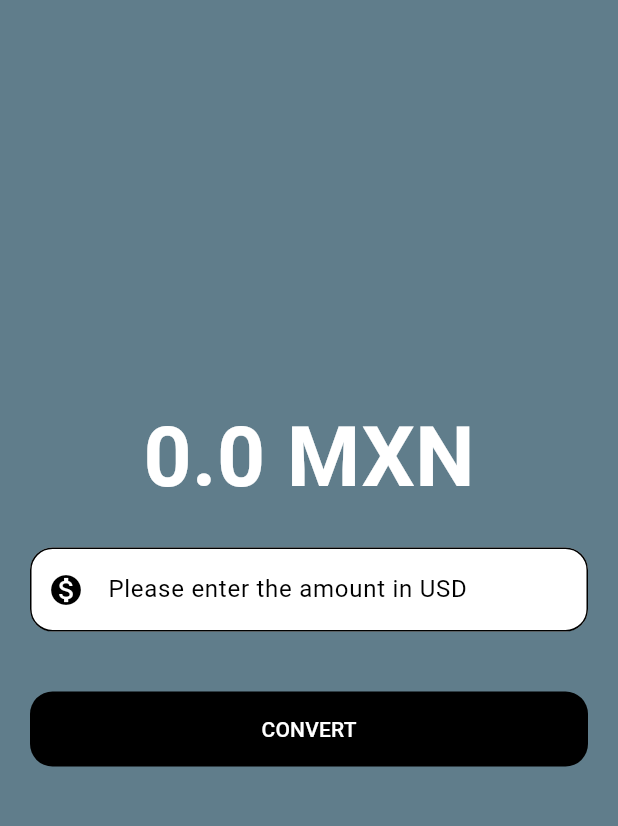
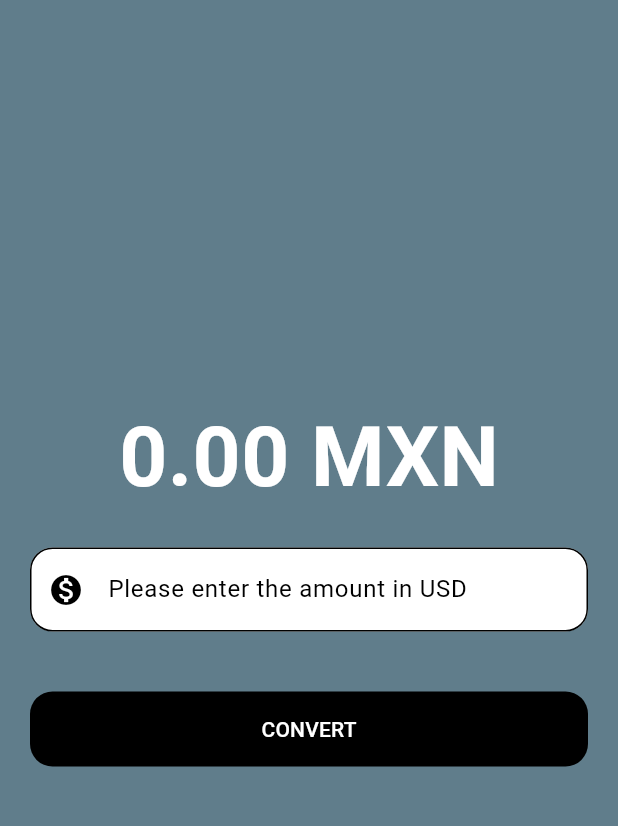
Before and after one commit to jordimauricio/currency_converter, a Flutter app: the screen it shows after launch, on a phone screen of 412 x 824 dp, the part 63-889 px from its top. Run offline on Flutter 3.47's test engine with Material 3 defaults, Android fonts, the phone set to English and light mode, and no system bars.

```diff
--- a/lib/currency_converter_material_page.dart
+++ b/lib/currency_converter_material_page.dart
@@ -34,7 +34,7 @@ class _CurrencyConverterMaterialPageState
           mainAxisAlignment: MainAxisAlignment.center,
           children: [
             Text(
-              '$result MXN',
+              '${result.toStringAsFixed(2)} MXN',
               style: const TextStyle(
                 fontSize: 56,
                 fontWeight: FontWeight.bold,
@@ -73,7 +73,11 @@ class _CurrencyConverterMaterialPageState
                 keyboardType: const TextInputType.numberWithOptions(
                   decimal: true,
                 ),
-                inputFormatters: [FilteringTextInputFormatter.digitsOnly],
+                inputFormatters: [
+                  FilteringTextInputFormatter.allow(
+                    RegExp(r'^\d*\.?\d*$'),
+                  ),
+                ],
               ),
             ),
             Padding(
```
